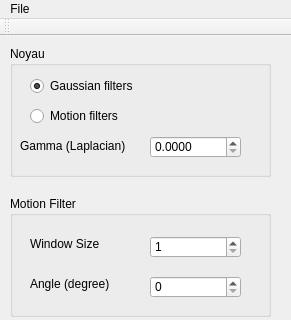
Qt form Code/Challenge_Deblurring/mainwindow.ui (DGominski/Challenge-CLSDeblurring) before a commit; both pictures show x 0 to 291 and y 0 to 320 of the 291 by 599 pixel window.
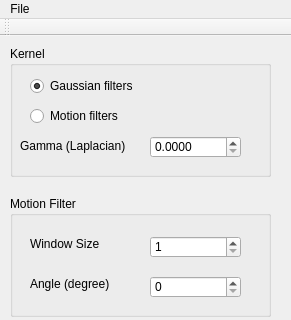
The same form after that commit.

Patch:
```diff
--- a/Code/Challenge_Deblurring/mainwindow.ui
+++ b/Code/Challenge_Deblurring/mainwindow.ui
@@ -185,7 +185,7 @@
      </rect>
     </property>
     <property name="title">
-     <string>Noyau</string>
+     <string>Kernel</string>
     </property>
     <widget class="QRadioButton" name="radioButtonGauss">
      <property name="geometry">
```
Left out of the diff: 2 changed lines with no effect on the pictures.
